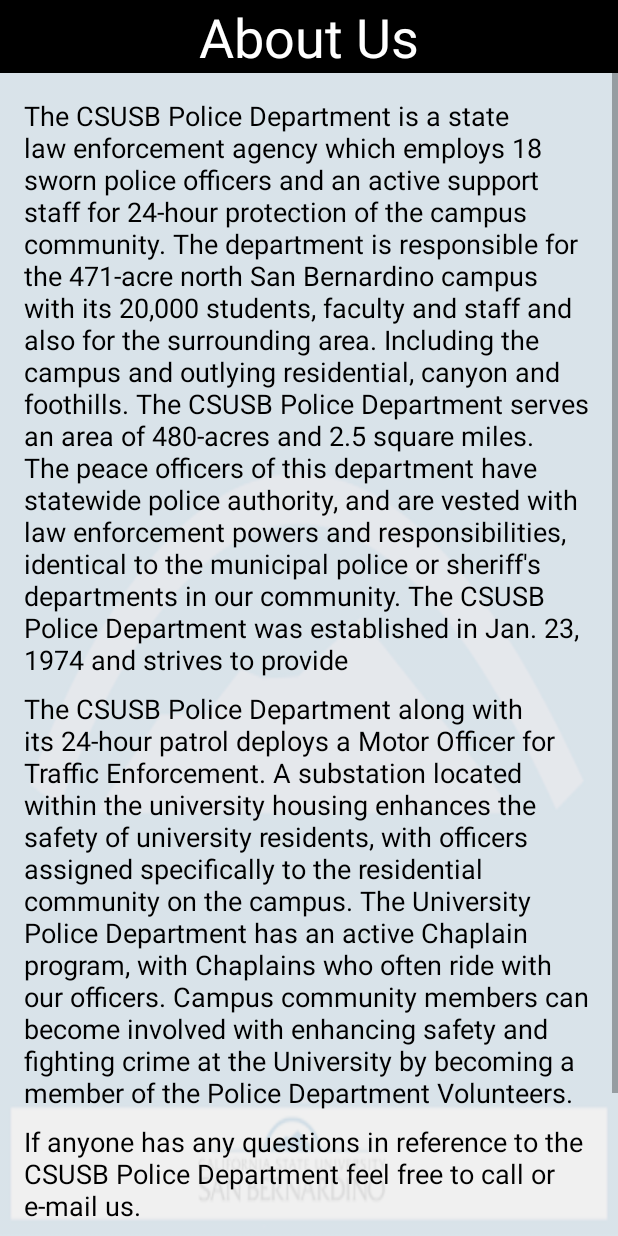
After one commit to CSUSBCampusSafetyApp/safety-application, an Android app: the AboutUs screen opened directly, with no data from a screen before it, on a phone screen of 412 x 824 dp. The commit adds this screen. Run offline under Robolectric (Android 15) with nearby library versions, the phone set to English and light mode, and no system bars.

Commit message:
Added about us page.

```diff
--- a/src/main/AndroidManifest.xml
+++ b/src/main/AndroidManifest.xml
@@ -43,6 +43,11 @@
             android:label="@string/app_name" >
         </activity>
 
+        <activity
+            android:name=".AboutUs"
+            android:label="@string/app_name" >
+        </activity>
+
     </application>
 
 </manifest>
--- /dev/null
+++ b/src/main/java/csusb/campussafety/AboutUs.java
@@ -0,0 +1,15 @@
+package csusb.campussafety;
+
+import android.app.Activity;
+import android.os.Bundle;
+
+
+public class AboutUs extends Activity {
+
+    @Override
+    protected void onCreate(Bundle savedInstanceState) {
+        super.onCreate(savedInstanceState);
+        setContentView(R.layout.activity_aboutus_page);
+    }
+
+}
--- a/src/main/java/csusb/campussafety/MenuPage.java
+++ b/src/main/java/csusb/campussafety/MenuPage.java
@@ -1,16 +1,13 @@
 package csusb.campussafety;
 
+import android.app.Activity;
 import android.content.Intent;
-import android.support.v7.app.ActionBarActivity;
 import android.os.Bundle;
-import android.util.Log;
-import android.view.Menu;
-import android.view.MenuItem;
 import android.view.View;
 import android.widget.RelativeLayout;
 
 
-public class MenuPage extends ActionBarActivity implements View.OnClickListener{
+public class MenuPage extends Activity implements View.OnClickListener{
 
     @Override
     protected void onCreate(Bundle savedInstanceState) {
@@ -29,28 +26,6 @@ public class MenuPage extends ActionBarActivity implements View.OnClickListener{
     }
 
     @Override
-    public boolean onCreateOptionsMenu(Menu menu) {
-        // Inflate the menu; this adds items to the action bar if it is present.
-        getMenuInflater().inflate(R.menu.menu_menu_page, menu);
-        return true;
-    }
-
-    @Override
-    public boolean onOptionsItemSelected(MenuItem item) {
-        // Handle action bar item clicks here. The action bar will
-        // automatically handle clicks on the Home/Up button, so long
-        // as you specify a parent activity in AndroidManifest.xml.
-        int id = item.getItemId();
-
-        //noinspection SimplifiableIfStatement
-        if (id == R.id.action_settings) {
-            return true;
-        }
-
-        return super.onOptionsItemSelected(item);
-    }
-
-    @Override
     public void onClick(View v) {
         switch(v.getId()){
             case R.id.services:
@@ -60,8 +35,7 @@ public class MenuPage extends ActionBarActivity implements View.OnClickListener{
                 startActivity(new Intent(this, Resources.class));
                 break;
             case R.id.aboutus:
-                //startActivity(new Intent(this AboutUs.class));
-                Log.i("Missing Class", "Not done!");
+                startActivity(new Intent(this, AboutUs.class));
                 break;
             case R.id.tips:
                 startActivity(new Intent(this, AnonymousTips.class));
--- a/src/main/java/network/NetworkDef.java
+++ b/src/main/java/network/NetworkDef.java
@@ -3,7 +3,7 @@ package network;
 @SuppressWarnings("unused")
 public class NetworkDef {
     static public final String PROTOCAL_STANDARD = "http://";
-    static public final String DOMAIN1 = "";
-    static public final String DOMAIN2 = "";
-    static public final String TEST_EMAIL = "";
+    static public final String DOMAIN1 = "seanweb.sytes.net/public/campus_safety_restserver/index.php/api/";
+    static public final String DOMAIN2 = "seanweb.sytes.net/public/campus_safety_restserver/index.php/api/";
+    static public final String TEST_EMAIL = "<insert your own email for testing>";
 }
--- /dev/null
+++ b/src/main/res/layout-land/activity_aboutus_page.xml
@@ -0,0 +1,59 @@
+<ScrollView xmlns:android="http://schemas.android.com/apk/res/android"
+    xmlns:tools="http://schemas.android.com/tools" android:layout_width="match_parent"
+    android:layout_height="match_parent"
+    android:background="@drawable/csusb_background"
+    tools:context=".aboutus">
+
+    <LinearLayout
+        android:orientation="vertical"
+        android:layout_width="fill_parent"
+        android:layout_height="wrap_content"
+        android:paddingBottom="100dp"
+        android:background="#DDEEEEEE">
+
+        <TextView
+            android:text="About Us"
+            android:layout_width="fill_parent"
+            android:layout_height="wrap_content"
+            android:textSize="36sp"
+            android:textColor="#FFFFFF"
+            android:background="#000000"
+            android:gravity="center"/>
+
+        <LinearLayout
+            android:orientation="vertical"
+            android:layout_width="fill_parent"
+            android:layout_height="fill_parent"
+            android:padding="16dp">
+
+            <TextView
+                android:layout_height="wrap_content"
+                android:layout_width="fill_parent"
+                android:text="@string/about_us_1st_paragraph"
+                android:textAppearance="?android:attr/textAppearanceMedium"
+                android:textColor="#000000"
+                android:gravity="left"/>
+
+            <TextView
+                android:layout_height="wrap_content"
+                android:layout_width="fill_parent"
+                android:text="@string/about_us_2nd_paragraph"
+                android:textAppearance="?android:attr/textAppearanceMedium"
+                android:textColor="#000000"
+                android:layout_marginTop="8dp"
+                android:gravity="left"/>
+
+            <TextView
+                android:layout_height="wrap_content"
+                android:layout_width="fill_parent"
+                android:text="@string/about_us_3rd_paragraph"
+                android:textAppearance="?android:attr/textAppearanceMedium"
+                android:textColor="#000000"
+                android:layout_marginTop="8dp"
+                android:gravity="left"/>
+
+        </LinearLayout>
+
+    </LinearLayout>
+
+</ScrollView>
--- /dev/null
+++ b/src/main/res/layout/activity_aboutus_page.xml
@@ -0,0 +1,59 @@
+<ScrollView xmlns:android="http://schemas.android.com/apk/res/android"
+    xmlns:tools="http://schemas.android.com/tools" android:layout_width="match_parent"
+    android:layout_height="match_parent"
+    android:background="@drawable/csusb_background"
+    tools:context=".aboutus">
+
+    <LinearLayout
+        android:orientation="vertical"
+        android:layout_width="fill_parent"
+        android:layout_height="wrap_content"
+        android:paddingBottom="100dp"
+        android:background="#DDEEEEEE">
+
+        <TextView
+            android:text="About Us"
+            android:layout_width="fill_parent"
+            android:layout_height="wrap_content"
+            android:textSize="36sp"
+            android:textColor="#FFFFFF"
+            android:background="#000000"
+            android:gravity="center"/>
+
+        <LinearLayout
+            android:orientation="vertical"
+            android:layout_width="fill_parent"
+            android:layout_height="fill_parent"
+            android:padding="16dp">
+
+            <TextView
+                android:layout_height="wrap_content"
+                android:layout_width="fill_parent"
+                android:text="@string/about_us_1st_paragraph"
+                android:textAppearance="?android:attr/textAppearanceMedium"
+                android:textColor="#000000"
+                android:gravity="left"/>
+
+            <TextView
+                android:layout_height="wrap_content"
+                android:layout_width="fill_parent"
+                android:text="@string/about_us_2nd_paragraph"
+                android:textAppearance="?android:attr/textAppearanceMedium"
+                android:textColor="#000000"
+                android:layout_marginTop="8dp"
+                android:gravity="left"/>
+
+            <TextView
+                android:layout_height="wrap_content"
+                android:layout_width="fill_parent"
+                android:text="@string/about_us_3rd_paragraph"
+                android:textAppearance="?android:attr/textAppearanceMedium"
+                android:textColor="#000000"
+                android:layout_marginTop="8dp"
+                android:gravity="left"/>
+
+        </LinearLayout>
+
+    </LinearLayout>
+
+</ScrollView>
--- a/src/main/res/values/strings.xml
+++ b/src/main/res/values/strings.xml
@@ -1,7 +1,7 @@
 <?xml version="1.0" encoding="utf-8"?>
 <resources>
 
-    <string name="app_name">Services</string>
+    <string name="app_name">Campus Safety</string>
     <string name="hello_world">Hello world!</string>
     <string name="action_settings">Settings</string>
     <string name="services_paragraph_8">Provides free electronic alerts for accurate, important, and time sensitive information via text message, e-mail, and web. Get neighborhood-level public safety and health alerts and other relevant community information.</string>
@@ -14,5 +14,8 @@
     <string name="services_paragraph_1">Live Scan Fingerprinting is done by appointment only. Please call (909) 537-3552 to schedule an appointment.</string>
     <string name="services_paragraph_header">The University Police Department offers variety of services to the public</string>
     <string name="services">Services</string>
+    <string name="about_us_1st_paragraph">The CSUSB Police Department is a state law enforcement agency which employs 18 sworn police officers and an active support staff for 24-hour protection of the campus community. The department is responsible for the 471-acre north San Bernardino campus with its 20,000 students, faculty and staff and also for the surrounding area. Including the campus and outlying residential, canyon and foothills. The CSUSB Police Department serves an area of 480-acres and 2.5 square miles. The peace officers of this department have statewide police authority, and are vested with law enforcement powers and responsibilities, identical to the municipal police or sheriff\'s departments in our community. The CSUSB Police Department was established in Jan. 23, 1974 and strives to provide</string>
+    <string name="about_us_2nd_paragraph">The CSUSB Police Department along with its 24-hour patrol deploys a Motor Officer for Traffic Enforcement. A substation located within the university housing enhances the safety of university residents, with officers assigned specifically to the residential community on the campus. The University Police Department has an active Chaplain program, with Chaplains who often ride with our officers. Campus community members can become involved with enhancing safety and fighting crime at the University by becoming a member of the Police Department Volunteers.</string>
+    <string name="about_us_3rd_paragraph">If anyone has any questions in reference to the CSUSB Police Department feel free to call or e-mail us.</string>
 
 </resources>
```
Also changed, not shown: src/main/res/drawable/tips.png.
